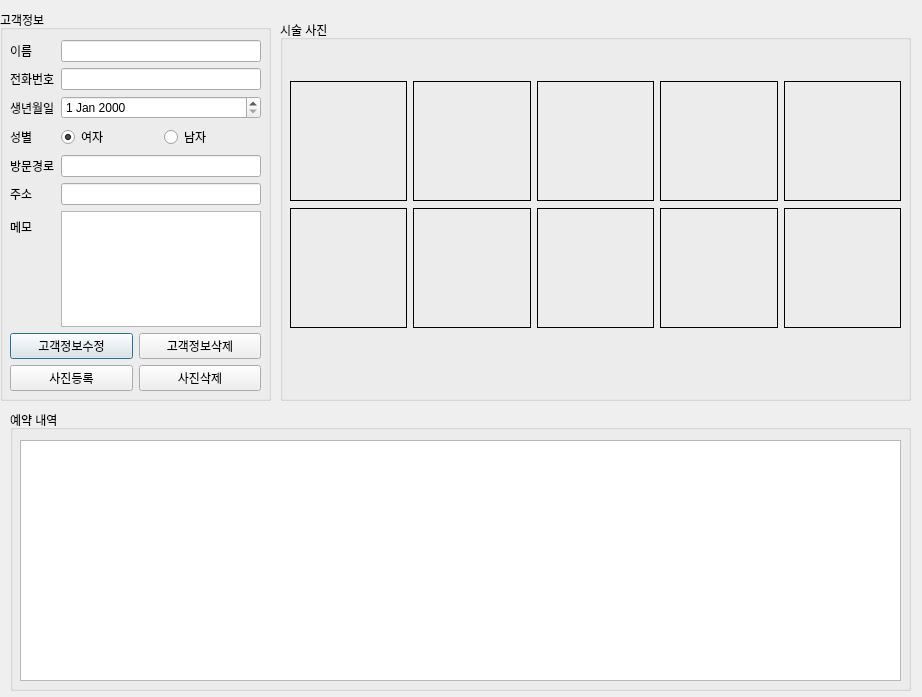
Above: SereneU/CustomerDetail.ui from rgvefc1/SereneU_window before the change. Below: the same form after it.
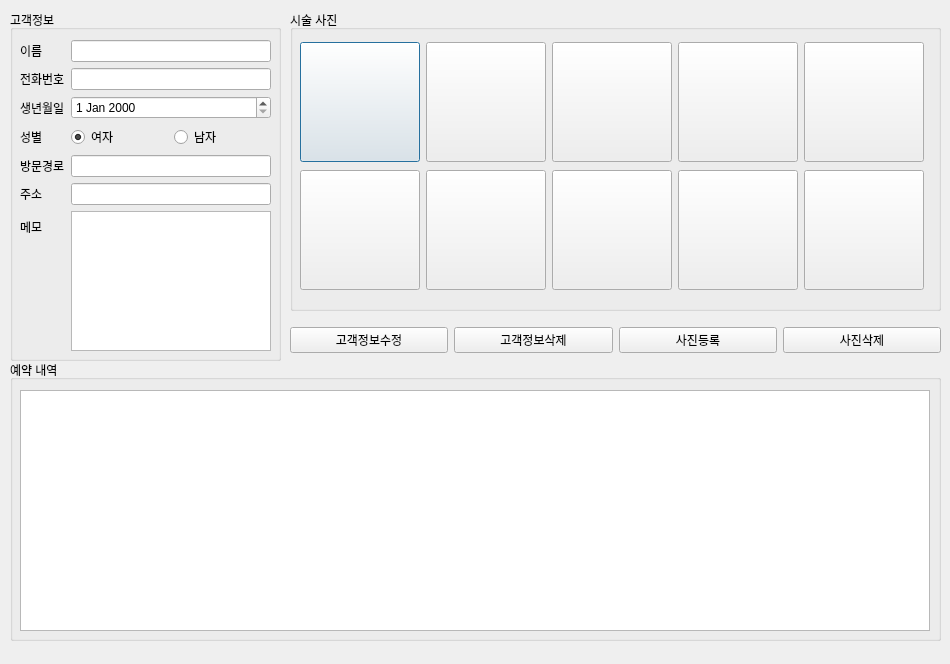
That is the form after the change. Icons and pictures are not drawn.

Diff of the .ui file:
```diff
--- a/SereneU/CustomerDetail.ui
+++ b/SereneU/CustomerDetail.ui
@@ -6,8 +6,8 @@
    <rect>
     <x>0</x>
     <y>0</y>
-    <width>922</width>
-    <height>697</height>
+    <width>950</width>
+    <height>664</height>
    </rect>
   </property>
   <property name="windowTitle">
@@ -16,10 +16,10 @@
   <widget class="QGroupBox" name="groupBox">
    <property name="geometry">
     <rect>
-     <x>0</x>
+     <x>10</x>
      <y>10</y>
      <width>271</width>
-     <height>391</height>
+     <height>351</height>
     </rect>
    </property>
    <property name="title">
@@ -31,7 +31,7 @@
       <x>10</x>
       <y>30</y>
       <width>251</width>
-      <height>351</height>
+      <height>311</height>
      </rect>
     </property>
     <layout class="QVBoxLayout" name="verticalLayout_3">
@@ -131,58 +131,6 @@
        </item>
       </layout>
      </item>
-     <item>
-      <layout class="QVBoxLayout" name="verticalLayout_2">
-       <item>
-        <layout class="QHBoxLayout" name="horizontalLayout_2">
-         <property name="spacing">
-          <number>6</number>
-         </property>
-         <property name="topMargin">
-          <number>0</number>
-         </property>
-         <item>
-          <widget class="QPushButton" name="updateCustomer">
-           <property name="text">
-            <string>고객정보수정</string>
-           </property>
-          </widget>
-         </item>
-         <item>
-          <widget class="QPushButton" name="deleteCustomer">
-           <property name="text">
-            <string>고객정보삭제</string>
-           </property>
-          </widget>
-         </item>
-        </layout>
-       </item>
-       <item>
-        <layout class="QHBoxLayout" name="horizontalLayout_4">
-         <property name="spacing">
-          <number>6</number>
-         </property>
-         <property name="topMargin">
-          <number>0</number>
-         </property>
-         <item>
-          <widget class="QPushButton" name="uploadImg">
-           <property name="text">
-            <string>사진등록</string>
-           </property>
-          </widget>
-         </item>
-         <item>
-          <widget class="QPushButton" name="deleteImg">
-           <property name="text">
-            <string>사진삭제</string>
-           </property>
-          </widget>
-         </item>
-        </layout>
-       </item>
-      </layout>
-     </item>
     </layout>
    </widget>
   </widget>
@@ -190,8 +138,8 @@
    <property name="geometry">
     <rect>
      <x>10</x>
-     <y>410</y>
-     <width>901</width>
+     <y>360</y>
+     <width>931</width>
      <height>281</height>
     </rect>
    </property>
@@ -203,7 +151,7 @@
      <rect>
       <x>10</x>
       <y>30</y>
-      <width>881</width>
+      <width>910</width>
       <height>241</height>
      </rect>
     </property>
@@ -212,10 +160,10 @@
   <widget class="QGroupBox" name="groupBox_3">
    <property name="geometry">
     <rect>
-     <x>280</x>
-     <y>20</y>
-     <width>631</width>
-     <height>381</height>
+     <x>290</x>
+     <y>10</y>
+     <width>651</width>
+     <height>301</height>
     </rect>
    </property>
    <property name="title">
@@ -225,121 +173,121 @@
     <property name="geometry">
      <rect>
       <x>10</x>
-      <y>60</y>
-      <width>611</width>
-      <height>251</height>
+      <y>30</y>
+      <width>628</width>
+      <height>252</height>
      </rect>
     </property>
     <layout class="QVBoxLayout" name="verticalLayout">
      <item>
       <layout class="QHBoxLayout" name="horizontalLayout">
        <item>
-        <widget class="QLabel" name="labelImg0">
+        <widget class="QPushButton" name="imgBtn0">
          <property name="maximumSize">
           <size>
            <width>120</width>
            <height>120</height>
           </size>
          </property>
-         <property name="frameShape">
-          <enum>QFrame::Shape::Box</enum>
-         </property>
          <property name="text">
           <string/>
          </property>
          <property name="pixmap">
           <pixmap resource="SereneU.qrc">:/images/default_img.jpg</pixmap>
          </property>
-         <property name="scaledContents">
-          <bool>true</bool>
+         <property name="iconSize">
+          <size>
+           <width>120</width>
+           <height>120</height>
+          </size>
          </property>
         </widget>
        </item>
        <item>
-        <widget class="QLabel" name="labelImg1">
+        <widget class="QPushButton" name="imgBtn1">
          <property name="maximumSize">
           <size>
            <width>120</width>
            <height>120</height>
           </size>
          </property>
-         <property name="frameShape">
-          <enum>QFrame::Shape::Box</enum>
-         </property>
          <property name="text">
           <string/>
          </property>
          <property name="pixmap">
           <pixmap resource="SereneU.qrc">:/images/default_img.jpg</pixmap>
          </property>
-         <property name="scaledContents">
-          <bool>true</bool>
+         <property name="iconSize">
+          <size>
+           <width>120</width>
+           <height>120</height>
+          </size>
          </property>
         </widget>
        </item>
        <item>
-        <widget class="QLabel" name="labelImg2">
+        <widget class="QPushButton" name="imgBtn2">
          <property name="maximumSize">
           <size>
            <width>120</width>
            <height>120</height>
           </size>
          </property>
-         <property name="frameShape">
-          <enum>QFrame::Shape::Box</enum>
-         </property>
          <property name="text">
           <string/>
          </property>
          <property name="pixmap">
           <pixmap resource="SereneU.qrc">:/images/default_img.jpg</pixmap>
          </property>
-         <property name="scaledContents">
-          <bool>true</bool>
+         <property name="iconSize">
+          <size>
+           <width>120</width>
+           <height>120</height>
+          </size>
          </property>
         </widget>
        </item>
        <item>
-        <widget class="QLabel" name="labelImg3">
+        <widget class="QPushButton" name="imgBtn3">
          <property name="maximumSize">
           <size>
            <width>120</width>
            <height>120</height>
           </size>
          </property>
-         <property name="frameShape">
-          <enum>QFrame::Shape::Box</enum>
-         </property>
          <property name="text">
           <string/>
          </property>
          <property name="pixmap">
           <pixmap resource="SereneU.qrc">:/images/default_img.jpg</pixmap>
          </property>
-         <property name="scaledContents">
-          <bool>true</bool>
+         <property name="iconSize">
+          <size>
+           <width>120</width>
+           <height>120</height>
+          </size>
          </property>
         </widget>
        </item>
        <item>
-        <widget class="QLabel" name="labelImg4">
+        <widget class="QPushButton" name="imgBtn4">
          <property name="maximumSize">
           <size>
            <width>120</width>
            <height>120</height>
           </size>
          </property>
-         <property name="frameShape">
-          <enum>QFrame::Shape::Box</enum>
-         </property>
          <property name="text">
           <string/>
          </property>
          <property name="pixmap">
           <pixmap resource="SereneU.qrc">:/images/default_img.jpg</pixmap>
          </property>
-         <property name="scaledContents">
-          <bool>true</bool>
+         <property name="iconSize">
+          <size>
+           <width>120</width>
+           <height>120</height>
+          </size>
          </property>
         </widget>
        </item>
@@ -348,112 +296,112 @@
      <item>
       <layout class="QHBoxLayout" name="horizontalLayout_3">
        <item>
-        <widget class="QLabel" name="labelImg5">
+        <widget class="QPushButton" name="imgBtn5">
          <property name="maximumSize">
           <size>
            <width>120</width>
            <height>120</height>
           </size>
          </property>
-         <property name="frameShape">
-          <enum>QFrame::Shape::Box</enum>
-         </property>
          <property name="text">
           <string/>
          </property>
          <property name="pixmap">
           <pixmap resource="SereneU.qrc">:/images/default_img.jpg</pixmap>
          </property>
-         <property name="scaledContents">
-          <bool>true</bool>
+         <property name="iconSize">
+          <size>
+           <width>120</width>
+           <height>120</height>
+          </size>
          </property>
         </widget>
        </item>
        <item>
-        <widget class="QLabel" name="labelImg6">
+        <widget class="QPushButton" name="imgBtn6">
          <property name="maximumSize">
           <size>
            <width>120</width>
            <height>120</height>
           </size>
          </property>
-         <property name="frameShape">
-          <enum>QFrame::Shape::Box</enum>
-         </property>
          <property name="text">
           <string/>
          </property>
          <property name="pixmap">
           <pixmap resource="SereneU.qrc">:/images/default_img.jpg</pixmap>
          </property>
-         <property name="scaledContents">
-          <bool>true</bool>
+         <property name="iconSize">
+          <size>
+           <width>120</width>
+           <height>120</height>
+          </size>
          </property>
         </widget>
        </item>
        <item>
-        <widget class="QLabel" name="labelImg7">
+        <widget class="QPushButton" name="imgBtn7">
          <property name="maximumSize">
           <size>
            <width>120</width>
            <height>120</height>
           </size>
          </property>
-         <property name="frameShape">
-          <enum>QFrame::Shape::Box</enum>
-         </property>
          <property name="text">
           <string/>
          </property>
          <property name="pixmap">
           <pixmap resource="SereneU.qrc">:/images/default_img.jpg</pixmap>
          </property>
-         <property name="scaledContents">
-          <bool>true</bool>
+         <property name="iconSize">
+          <size>
+           <width>120</width>
+           <height>120</height>
+          </size>
          </property>
         </widget>
        </item>
        <item>
-        <widget class="QLabel" name="labelImg8">
+        <widget class="QPushButton" name="imgBtn8">
          <property name="maximumSize">
           <size>
            <width>120</width>
            <height>120</height>
           </size>
          </property>
-         <property name="frameShape">
-          <enum>QFrame::Shape::Box</enum>
-         </property>
          <property name="text">
           <string/>
          </property>
          <property name="pixmap">
           <pixmap resource="SereneU.qrc">:/images/default_img.jpg</pixmap>
          </property>
-         <property name="scaledContents">
-          <bool>true</bool>
+         <property name="iconSize">
+          <size>
+           <width>120</width>
+           <height>120</height>
+          </size>
          </property>
         </widget>
        </item>
        <item>
-        <widget class="QLabel" name="labelImg9">
+        <widget class="QPushButton" name="imgBtn9">
          <property name="maximumSize">
           <size>
            <width>120</width>
            <height>120</height>
           </size>
          </property>
-         <property name="frameShape">
-          <enum>QFrame::Shape::Box</enum>
-         </property>
          <property name="text">
           <string/>
          </property>
          <property name="pixmap">
           <pixmap resource="SereneU.qrc">:/images/default_img.jpg</pixmap>
          </property>
-         <property name="scaledContents">
-          <bool>true</bool>
+         <property name="iconSize">
+          <size>
+           <width>120</width>
+           <height>120</height>
+          </size>
          </property>
         </widget>
        </item>
@@ -462,6 +410,52 @@
     </layout>
    </widget>
   </widget>
+  <widget class="QWidget" name="">
+   <property name="geometry">
+    <rect>
+     <x>290</x>
+     <y>320</y>
+     <width>651</width>
+     <height>41</height>
+    </rect>
+   </property>
+   <layout class="QHBoxLayout" name="horizontalLayout_2">
+    <property name="spacing">
+     <number>6</number>
+    </property>
+    <property name="topMargin">
+     <number>0</number>
+    </property>
+    <item>
+     <widget class="QPushButton" name="updateCustomer">
+      <property name="text">
+       <string>고객정보수정</string>
+      </property>
+     </widget>
+    </item>
+    <item>
+     <widget class="QPushButton" name="deleteCustomer">
+      <property name="text">
+       <string>고객정보삭제</string>
+      </property>
+     </widget>
+    </item>
+    <item>
+     <widget class="QPushButton" name="uploadImg">
+      <property name="text">
+       <string>사진등록</string>
+      </property>
+     </widget>
+    </item>
+    <item>
+     <widget class="QPushButton" name="deleteImg">
+      <property name="text">
+       <string>사진삭제</string>
+      </property>
+     </widget>
+    </item>
+   </layout>
+  </widget>
  </widget>
  <resources>
   <include location="SereneU.qrc"/>
```
Left out of the diff: 50 changed lines with no effect on the pictures.
